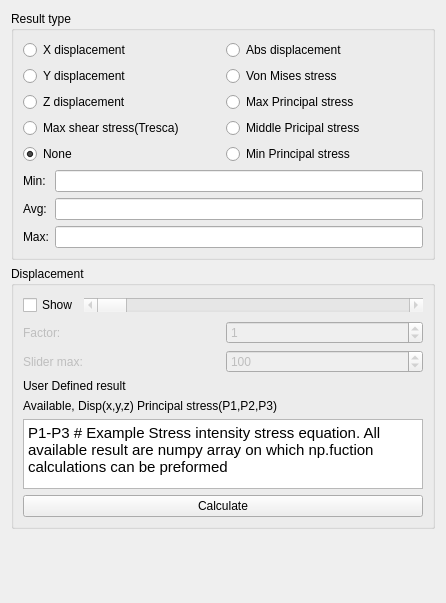
Before: the Qt Designer form src/Mod/Fem/TaskPanelShowDisplacement.ui in makkemal/FreeCAD, drawn with Qt 5.
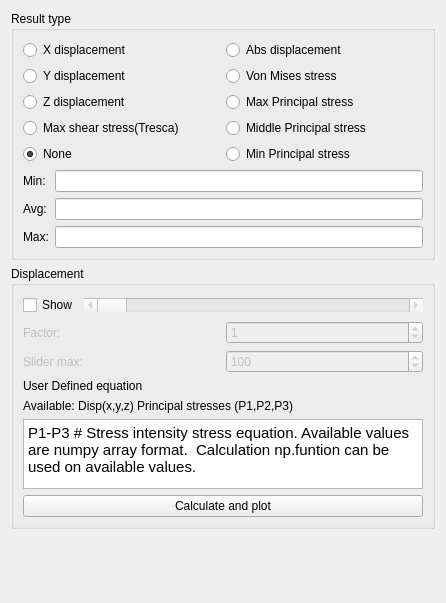
After: the same form once the commit is applied. Custom widgets are drawn as their Qt base class.

The edit to the form file:
```diff
--- a/src/Mod/Fem/TaskPanelShowDisplacement.ui
+++ b/src/Mod/Fem/TaskPanelShowDisplacement.ui
@@ -86,7 +86,7 @@
           <item row="3" column="1">
            <widget class="QRadioButton" name="rb_midprin">
             <property name="text">
-             <string>Middle Pricipal stress</string>
+             <string>Middle Principal stress</string>
             </property>
            </widget>
           </item>
@@ -260,16 +260,18 @@
          </layout>
         </item>
         <item>
-         <widget class="QLabel" name="label_5">
+         <layout class="QVBoxLayout" name="verticalLayout_4">
+          <item>
+           <widget class="QLabel" name="userdefhead">
           <property name="text">
-           <string>User Defined result</string>
+             <string>&lt;html&gt;&lt;head/&gt;&lt;body&gt;&lt;p&gt;User Defined equation &lt;/p&gt;&lt;/body&gt;&lt;/html&gt;</string>
           </property>
          </widget>
         </item>
         <item>
          <widget class="QLabel" name="user_def_text">
           <property name="text">
-           <string>Available, Disp(x,y,z) Principal stress(P1,P2,P3)</string>
+             <string>Available: Disp(x,y,z) Principal stresses (P1,P2,P3)</string>
           </property>
          </widget>
         </item>
@@ -280,16 +282,18 @@
 &lt;html&gt;&lt;head&gt;&lt;meta name=&quot;qrichtext&quot; content=&quot;1&quot; /&gt;&lt;style type=&quot;text/css&quot;&gt;
 p, li { white-space: pre-wrap; }
 &lt;/style&gt;&lt;/head&gt;&lt;body style=&quot; font-family:'Ubuntu'; font-size:11pt; font-weight:400; font-style:normal;&quot;&gt;
-&lt;p style=&quot; margin-top:0px; margin-bottom:0px; margin-left:0px; margin-right:0px; -qt-block-indent:0; text-indent:0px;&quot;&gt;P1-P3 # Example Stress intensity stress equation. All available result are numpy array on which np.fuction calculations can be preformed&lt;/p&gt;&lt;/body&gt;&lt;/html&gt;</string>
+&lt;p style=&quot; margin-top:0px; margin-bottom:0px; margin-left:0px; margin-right:0px; -qt-block-indent:0; text-indent:0px;&quot;&gt;P1-P3 # Stress intensity stress equation. Available values are numpy array format.  Calculation np.funtion can be used on available values. &lt;/p&gt;&lt;/body&gt;&lt;/html&gt;</string>
           </property>
          </widget>
         </item>
         <item>
          <widget class="QPushButton" name="calculate">
           <property name="text">
-           <string>Calculate</string>
-          </property>
-         </widget>
+             <string>Calculate and plot</string>
+            </property>
+           </widget>
+          </item>
+         </layout>
         </item>
        </layout>
       </widget>
```
Lines whose indentation alone changed are shown as unchanged.
